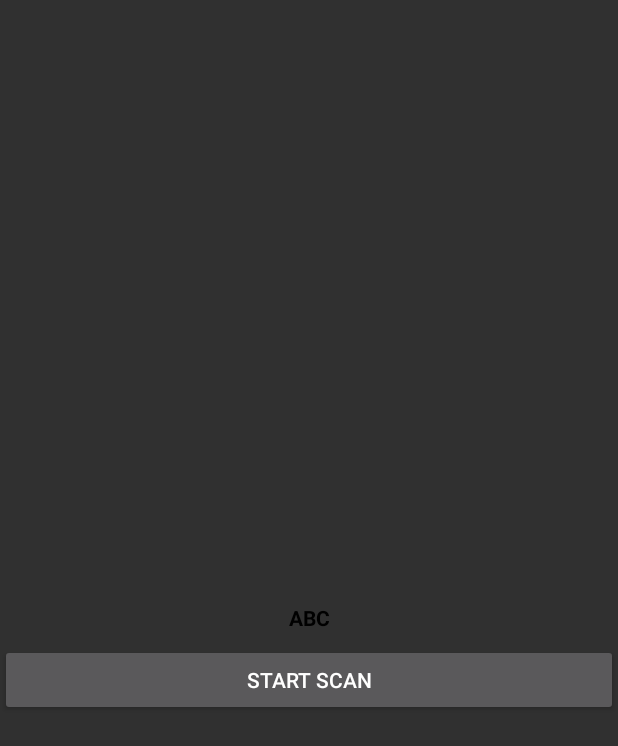
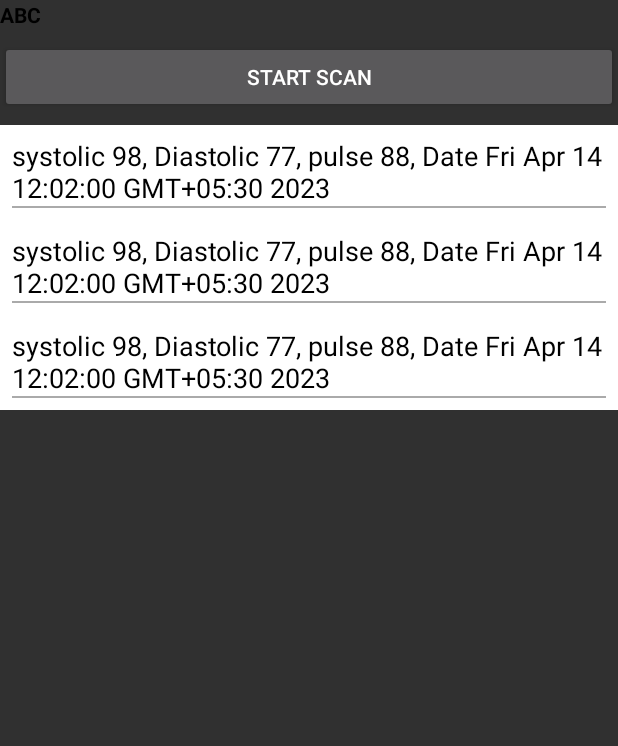
Before and after one commit to Dipan-papaiya-einfochips/BWAD-3, an Android app built with Jetpack Compose: the layout activity_main.xml on its own in the app's theme, with its tools: preview values and no code run, on a phone screen of 412 x 824 dp. Shown: the top 746 px of the screen. Run offline under Robolectric (Android 15) with nearby library versions, the phone set to English and light mode, and no system bars.

Commit message:
Completed the History Reading and Measurement and get the data.

```diff
--- a/ble_kmm_poc/androidApp/build.gradle.kts
+++ b/ble_kmm_poc/androidApp/build.gradle.kts
@@ -43,4 +43,5 @@ dependencies {
     implementation("androidx.appcompat:appcompat:1.6.1")
     implementation("com.google.android.material:material:1.4.0")
     implementation("androidx.constraintlayout:constraintlayout:2.1.4")
+
 }
--- a/ble_kmm_poc/androidApp/src/main/res/layout/activity_main.xml
+++ b/ble_kmm_poc/androidApp/src/main/res/layout/activity_main.xml
@@ -3,7 +3,7 @@
     xmlns:app="http://schemas.android.com/apk/res-auto"
     xmlns:tools="http://schemas.android.com/tools"
     android:layout_width="match_parent"
-    android:layout_height="match_parent"
+    android:layout_height="wrap_content"
     tools:context=".MainActivity">
 
 
@@ -11,9 +11,7 @@
         android:id="@+id/txt_name"
         android:layout_width="match_parent"
         android:layout_height="wrap_content"
-        android:layout_centerInParent="true"
         android:layout_marginBottom="8dp"
-        android:gravity="center"
         android:text="ABC"
         android:textColor="@android:color/black"
         android:textStyle="bold" />
@@ -24,7 +22,23 @@
         android:layout_height="wrap_content"
         android:layout_below="@+id/txt_name"
         android:gravity="center"
+        android:padding="8dp"
         android:text="Start Scan" />
+
+    <androidx.recyclerview.widget.RecyclerView
+        android:id="@+id/scan_results_recycler_view"
+        android:layout_width="match_parent"
+        android:layout_height="match_parent"
+        android:layout_below="@+id/btn_scan"
+        android:layout_marginTop="8dp"
+        tools:listitem="@layout/item_history_reading" />
+
+    <ProgressBar
+        android:id="@+id/progress"
+        android:layout_width="match_parent"
+        android:layout_height="40dp"
+        android:layout_centerInParent="true"
+        android:visibility="gone" />
 
 
 </RelativeLayout>
--- /dev/null
+++ b/ble_kmm_poc/androidApp/src/main/res/layout/item_history_reading.xml
@@ -0,0 +1,38 @@
+<?xml version="1.0" encoding="utf-8"?><!--
+  ~ Copyright 2023 Punch Through Design LLC
+  ~
+  ~ Licensed under the Apache License, Version 2.0 (the "License");
+  ~ you may not use this file except in compliance with the License.
+  ~ You may obtain a copy of the License at
+  ~
+  ~     http://www.apache.org/licenses/LICENSE-2.0
+  ~
+  ~ Unless required by applicable law or agreed to in writing, software
+  ~ distributed under the License is distributed on an "AS IS" BASIS,
+  ~ WITHOUT WARRANTIES OR CONDITIONS OF ANY KIND, either express or implied.
+  ~ See the License for the specific language governing permissions and
+  ~ limitations under the License.
+  -->
+
+<LinearLayout xmlns:android="http://schemas.android.com/apk/res/android"
+    android:id="@+id/llMain"
+    android:layout_width="match_parent"
+    android:layout_height="wrap_content"
+    android:background="@android:color/white"
+    android:orientation="vertical"
+    android:padding="8dp">
+
+    <TextView
+        android:id="@+id/tv_data"
+        android:layout_width="match_parent"
+        android:layout_height="wrap_content"
+        android:text="systolic 98, Diastolic 77, pulse 88, Date Fri Apr 14 12:02:00 GMT+05:30 2023"
+        android:textColor="@android:color/black"
+        android:textSize="18sp" />
+
+    <View
+        android:layout_width="match_parent"
+        android:layout_height="1dp"
+        android:layout_alignParentBottom="true"
+        android:background="@android:color/darker_gray" />
+</LinearLayout>
--- a/ble_kmm_poc/shared/build.gradle.kts
+++ b/ble_kmm_poc/shared/build.gradle.kts
@@ -34,6 +34,7 @@ kotlin {
             dependencies {
                 implementation("org.jetbrains.kotlinx:kotlinx-coroutines-core:$coroutinesVersion")
                 implementation("com.squareup.sqldelight:runtime:$sqlDelightVersion")
+
             }
         }
         val commonTest by getting {
--- a/ble_kmm_poc/shared/src/commonMain/kotlin/kaz/bpmandroid/ble/MainBluetoothAdapter.kt
+++ b/ble_kmm_poc/shared/src/commonMain/kotlin/kaz/bpmandroid/ble/MainBluetoothAdapter.kt
@@ -24,14 +24,14 @@ expect class MainBluetoothAdapter {
 
     fun setNotificationDisabled(char: BleCharacteristic)
 
-    fun onCharacteristicsRead(
+    fun characteristicsRead(
         device: BluetoothDevice,
         service: BleService,
         serviceUUID: String,
         charUUID: String
     )
 
-    fun onCharacteristicWrite(
+    fun characteristicWrite(
         device: BluetoothDevice,
         service: BleService,
         payload: ByteArray,
```
Also changed, not shown: ble_kmm_poc/androidApp/src/main/java/kaz/bpmandroid/HistoryAdapter.kt (added, +70 -0 lines), ble_kmm_poc/androidApp/src/main/java/kaz/bpmandroid/MainActivity.kt (+26 -4 lines), ble_kmm_poc/shared/src/androidMain/kotlin/kaz/bpmandroid/ble/BluetoothDevice.kt (+6 -1 lines), ble_kmm_poc/shared/src/androidMain/kotlin/kaz/bpmandroid/ble/MainBluetoothAdapter.kt (+49 -6 lines), ble_kmm_poc/shared/src/commonMain/kotlin/kaz/bpmandroid/base/BluetoothManager.kt (+57 -35 lines), ble_kmm_poc/shared/src/commonMain/kotlin/kaz/bpmandroid/base/IBleReadDataListener.kt (added, +8 -0 lines), 1 other file.
